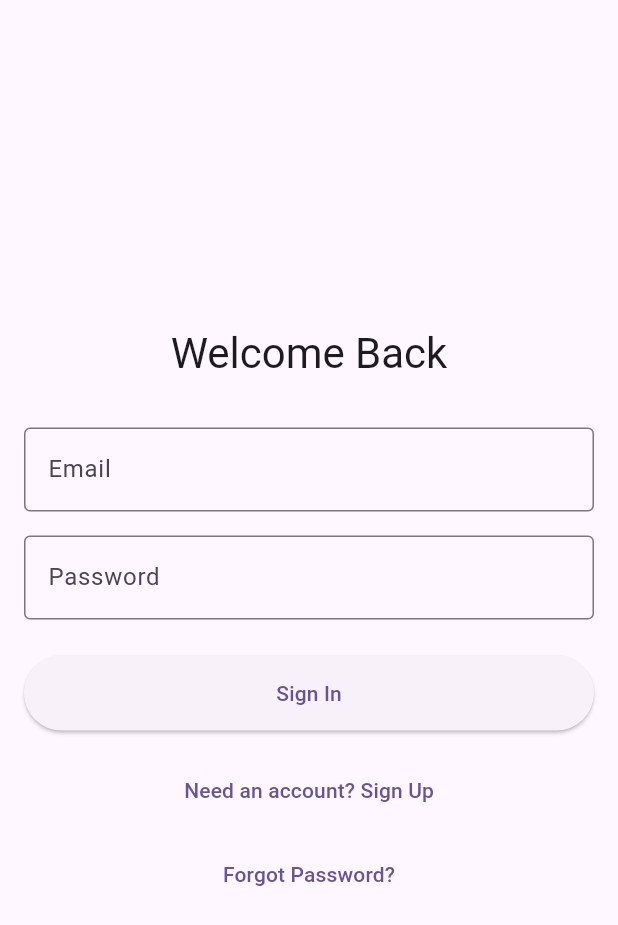
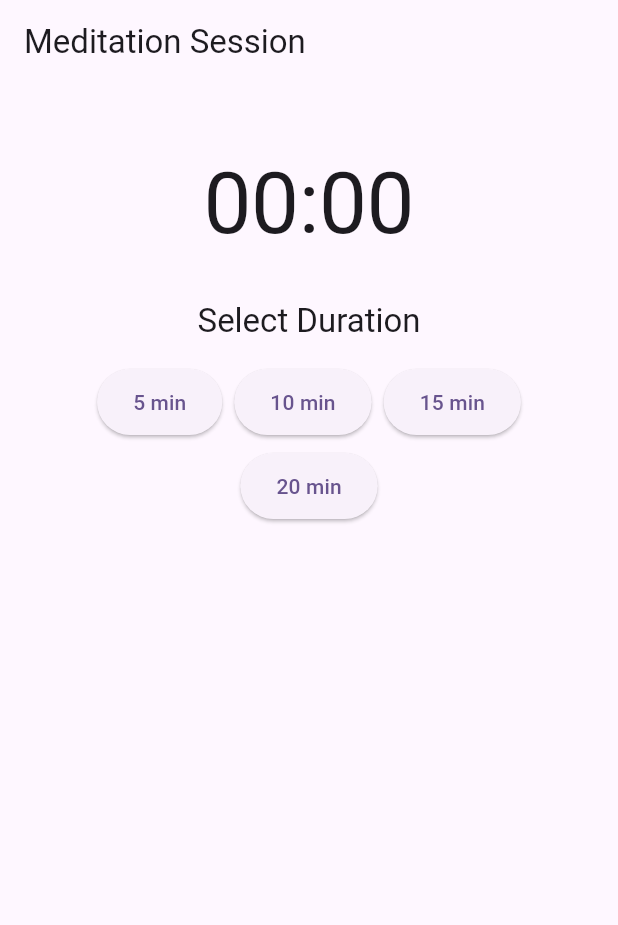
Before and after one commit to Alienjob/meditation_companion, a Flutter app: the screen it shows after launch, on a phone screen of 412 x 824 dp. Shown: the top 925 px of the screen. Run offline on Flutter 3.47's test engine with Material 3 defaults, Android fonts, the phone set to English and light mode, and no system bars; our stand-ins replace equatable, flutter_bloc, supabase_flutter; accounts and stored records are empty.

Commit message:
feat: Add MeditationSessionScreen and related tests for meditation functionality

```diff
--- /dev/null
+++ b/app/lib/features/meditation/views/meditation_session_screen.dart
@@ -0,0 +1,286 @@
+import 'package:flutter/material.dart';
+import 'package:flutter_bloc/flutter_bloc.dart';
+import 'package:meditation_companion/features/meditation/bloc/meditation_bloc.dart';
+import 'package:meditation_companion/features/meditation/bloc/meditation_event.dart';
+import 'package:meditation_companion/features/meditation/bloc/meditation_state.dart';
+import 'package:meditation_companion/features/meditation/models/ambient_sound_settings.dart';
+import 'package:meditation_companion/features/meditation/models/meditation_session.dart';
+
+class MeditationSessionScreen extends StatelessWidget {
+  const MeditationSessionScreen({super.key});
+
+  String _formatDuration(Duration duration) {
+    if (duration.isNegative) {
+      return '00:00';
+    }
+    final minutes = duration.inMinutes.remainder(60).toString().padLeft(2, '0');
+    final seconds = duration.inSeconds.remainder(60).toString().padLeft(2, '0');
+    return '$minutes:$seconds';
+  }
+
+  Duration _getTimeLeft(MeditationSession session) {
+    return session.duration - session.currentTime;
+  }
+
+  @override
+  Widget build(BuildContext context) {
+    return BlocConsumer<MeditationBloc, MeditationState>(
+      listener: (context, state) {
+        if (state is MeditationCompleted) {
+          ScaffoldMessenger.of(context).showSnackBar(
+            const SnackBar(content: Text('Meditation session completed!')),
+          );
+        } else if (state is MeditationError) {
+          ScaffoldMessenger.of(context).showSnackBar(
+            SnackBar(content: Text('Error: ${state.message}')),
+          );
+        }
+      },
+      builder: (context, state) {
+        return Scaffold(
+          appBar: AppBar(
+            title: const Text('Meditation Session'),
+          ),
+          body: SafeArea(
+            child: Padding(
+              padding: const EdgeInsets.all(16.0),
+              child: Column(
+                children: [
+                  const SizedBox(height: 32),
+                  // Timer Display
+                  Center(
+                    child: Text(
+                      state is MeditationActive
+                          ? _formatDuration(_getTimeLeft(state.session))
+                          : '00:00',
+                      style: Theme.of(context).textTheme.displayLarge,
+                    ),
+                  ),
+                  const SizedBox(height: 32),
+                  // Session Controls
+                  if (state is! MeditationActive)
+                    _DurationSelector(
+                      onDurationSelected: (duration) {
+                        context.read<MeditationBloc>().add(
+                              StartMeditation(duration: duration),
+                            );
+                      },
+                    )
+                  else
+                    Row(
+                      mainAxisAlignment: MainAxisAlignment.center,
+                      children: [
+                        if (state.session.status == MeditationStatus.running)
+                          IconButton(
+                            icon: const Icon(Icons.pause),
+                            iconSize: 48,
+                            onPressed: () {
+                              context
+                                  .read<MeditationBloc>()
+                                  .add(PauseMeditation());
+                            },
+                          )
+                        else
+                          IconButton(
+                            icon: const Icon(Icons.play_arrow),
+                            iconSize: 48,
+                            onPressed: () {
+                              context
+                                  .read<MeditationBloc>()
+                                  .add(ResumeMeditation());
+                            },
+                          ),
+                        const SizedBox(width: 32),
+                        IconButton(
+                          icon: const Icon(Icons.stop),
+                          iconSize: 48,
+                          onPressed: () {
+                            context
+                                .read<MeditationBloc>()
+                                .add(StopMeditation());
+                          },
+                        ),
+                      ],
+                    ),
+                  const SizedBox(height: 32),
+                  // Ambient Sounds
+                  if (state is MeditationActive) ...[
+                    Text(
+                      'Ambient Sounds',
+                      style: Theme.of(context).textTheme.titleLarge,
+                    ),
+                    const SizedBox(height: 16),
+                    Expanded(
+                      child: _AmbientSoundControls(
+                        settings: state.soundSettings,
+                        onToggle: (soundId, active) {
+                          context.read<MeditationBloc>().add(
+                                ToggleSound(soundId: soundId, active: active),
+                              );
+                        },
+                        onVolumeChanged: (soundId, volume) {
+                          context.read<MeditationBloc>().add(
+                                AdjustVolume(soundId: soundId, volume: volume),
+                              );
+                        },
+                      ),
+                    ),
+                  ],
+                ],
+              ),
+            ),
+          ),
+        );
+      },
+    );
+  }
+}
+
+class _DurationSelector extends StatelessWidget {
+  final Function(Duration) onDurationSelected;
+
+  const _DurationSelector({required this.onDurationSelected});
+
+  @override
+  Widget build(BuildContext context) {
+    return Column(
+      children: [
+        Text(
+          'Select Duration',
+          style: Theme.of(context).textTheme.titleLarge,
+        ),
+        const SizedBox(height: 16),
+        Wrap(
+          spacing: 8,
+          runSpacing: 8,
+          alignment: WrapAlignment.center,
+          children: [
+            _DurationButton(
+              duration: const Duration(minutes: 5),
+              onPressed: onDurationSelected,
+            ),
+            _DurationButton(
+              duration: const Duration(minutes: 10),
+              onPressed: onDurationSelected,
+            ),
+            _DurationButton(
+              duration: const Duration(minutes: 15),
+              onPressed: onDurationSelected,
+            ),
+            _DurationButton(
+              duration: const Duration(minutes: 20),
+              onPressed: onDurationSelected,
+            ),
+          ],
+        ),
+      ],
+    );
+  }
+}
+
+class _DurationButton extends StatelessWidget {
+  final Duration duration;
+  final Function(Duration) onPressed;
+
+  const _DurationButton({
+    required this.duration,
+    required this.onPressed,
+  });
+
+  @override
+  Widget build(BuildContext context) {
+    return ElevatedButton(
+      onPressed: () => onPressed(duration),
+      style: ElevatedButton.styleFrom(
+        padding: const EdgeInsets.symmetric(horizontal: 24, vertical: 12),
+      ),
+      child: Text('${duration.inMinutes} min'),
+    );
+  }
+}
+
+class _AmbientSoundControls extends StatelessWidget {
+  final Map<String, AmbientSoundSettings> settings;
+  final Function(String, bool) onToggle;
+  final Function(String, double) onVolumeChanged;
+
+  const _AmbientSoundControls({
+    required this.settings,
+    required this.onToggle,
+    required this.onVolumeChanged,
+  });
+
+  @override
+  Widget build(BuildContext context) {
+    return ListView(
+      children: [
+        _SoundControl(
+          title: 'Rain',
+          soundId: 'rain',
+          settings: settings['rain'] ?? const AmbientSoundSettings(),
+          onToggle: onToggle,
+          onVolumeChanged: onVolumeChanged,
+        ),
+        _SoundControl(
+          title: 'Waves',
+          soundId: 'waves',
+          settings: settings['waves'] ?? const AmbientSoundSettings(),
+          onToggle: onToggle,
+          onVolumeChanged: onVolumeChanged,
+        ),
+        _SoundControl(
+          title: 'Forest',
+          soundId: 'forest',
+          settings: settings['forest'] ?? const AmbientSoundSettings(),
+          onToggle: onToggle,
+          onVolumeChanged: onVolumeChanged,
+        ),
+      ],
+    );
+  }
+}
+
+class _SoundControl extends StatelessWidget {
+  final String title;
+  final String soundId;
+  final AmbientSoundSettings settings;
+  final Function(String, bool) onToggle;
+  final Function(String, double) onVolumeChanged;
+
+  const _SoundControl({
+    required this.title,
+    required this.soundId,
+    required this.settings,
+    required this.onToggle,
+    required this.onVolumeChanged,
+  });
+
+  @override
+  Widget build(BuildContext context) {
+    return Card(
+      child: Padding(
+        padding: const EdgeInsets.all(8.0),
+        child: Column(
+          children: [
+            ListTile(
+              title: Text(title),
+              leading: Switch(
+                value: settings.isActive,
+                onChanged: (value) => onToggle(soundId, value),
+              ),
+            ),
+            if (settings.isActive)
+              Slider(
+                value: settings.volume,
+                onChanged: (value) => onVolumeChanged(soundId, value),
+                min: 0.0,
+                max: 1.0,
+                divisions: 10,
+                label: '${(settings.volume * 100).round()}%',
+              ),
+          ],
+        ),
+      ),
+    );
+  }
+}
--- a/app/lib/main.dart
+++ b/app/lib/main.dart
@@ -1,41 +1,52 @@
 import 'package:flutter/material.dart';
 import 'package:flutter_bloc/flutter_bloc.dart';
-import 'package:meditation_companion/config/env_config.dart';
-import 'package:meditation_companion/features/auth/bloc/auth_bloc.dart';
-import 'package:meditation_companion/features/auth/bloc/auth_event.dart';
-import 'package:meditation_companion/features/auth/repository/supabase_auth_repository.dart';
-import 'package:meditation_companion/features/auth/views/auth_wrapper.dart';
-import 'package:supabase_flutter/supabase_flutter.dart';
+import 'package:meditation_companion/features/meditation/bloc/meditation_bloc.dart';
+import 'package:meditation_companion/features/meditation/services/audio_service.dart';
+import 'package:meditation_companion/features/meditation/services/mock_audio_service.dart';
+import 'package:meditation_companion/features/meditation/services/mock_timer_service.dart';
+import 'package:meditation_companion/features/meditation/services/timer_service.dart';
+import 'package:meditation_companion/features/meditation/views/meditation_session_screen.dart';
 
-void main() async {
-  WidgetsFlutterBinding.ensureInitialized();
-
-  await Supabase.initialize(
-    url: EnvConfig.supabaseUrl,
-    anonKey: EnvConfig.supabaseAnonKey,
-  );
-
-  runApp(const MyApp());
+void main() {
+  runApp(const MainApp());
 }
 
-class MyApp extends StatelessWidget {
-  const MyApp({super.key});
+class MainApp extends StatelessWidget {
+  const MainApp({super.key});
 
   @override
   Widget build(BuildContext context) {
-    return BlocProvider(
-      create: (context) => AuthBloc(
-        authRepository: SupabaseAuthRepository(
-          Supabase.instance.client,
+    return MaterialApp(
+      theme: ThemeData(
+        colorScheme: ColorScheme.fromSeed(
+          seedColor: Colors.deepPurple,
+          brightness: Brightness.light,
         ),
-      )..add(AuthCheckRequested()),
-      child: MaterialApp(
-        title: 'Meditation Companion',
-        theme: ThemeData(
-          colorScheme: ColorScheme.fromSeed(seedColor: Colors.deepPurple),
-          useMaterial3: true,
+        useMaterial3: true,
+      ),
+      darkTheme: ThemeData(
+        colorScheme: ColorScheme.fromSeed(
+          seedColor: Colors.deepPurple,
+          brightness: Brightness.dark,
         ),
-        home: const AuthWrapper(),
+        useMaterial3: true,
+      ),
+      home: MultiRepositoryProvider(
+        providers: [
+          RepositoryProvider<TimerService>(
+            create: (_) => MockTimerService(),
+          ),
+          RepositoryProvider<AudioService>(
+            create: (_) => MockAudioService(),
+          ),
+        ],
+        child: BlocProvider(
+          create: (context) => MeditationBloc(
+            timerService: context.read<TimerService>(),
+            audioService: context.read<AudioService>(),
+          ),
+          child: const MeditationSessionScreen(),
+        ),
       ),
     );
   }
--- a/app/pubspec.yaml
+++ b/app/pubspec.yaml
@@ -18,6 +18,7 @@ dev_dependencies:
     sdk: flutter
   flutter_lints: ^3.0.1
   mocktail: ^1.0.3
+  bloc_test: ^9.1.6
 
 flutter:
   uses-material-design: true
```
Also changed, not shown: app/pubspec.lock, 1 other file.
